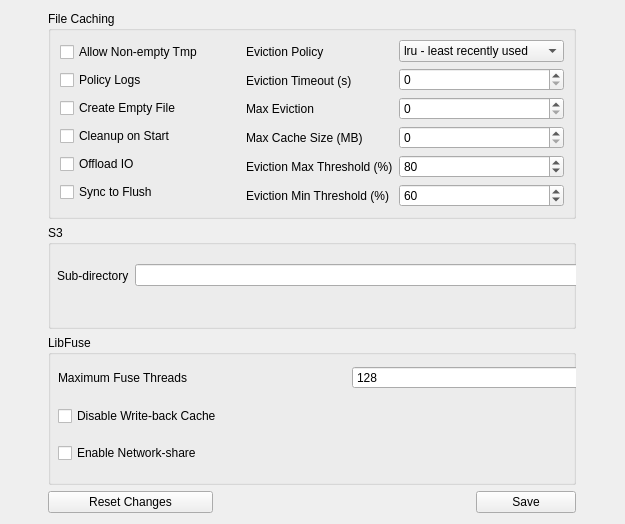
Above: gui/lyve_config_advanced.ui from Seagate/cloudfuse before the change. Below: the same form after it.
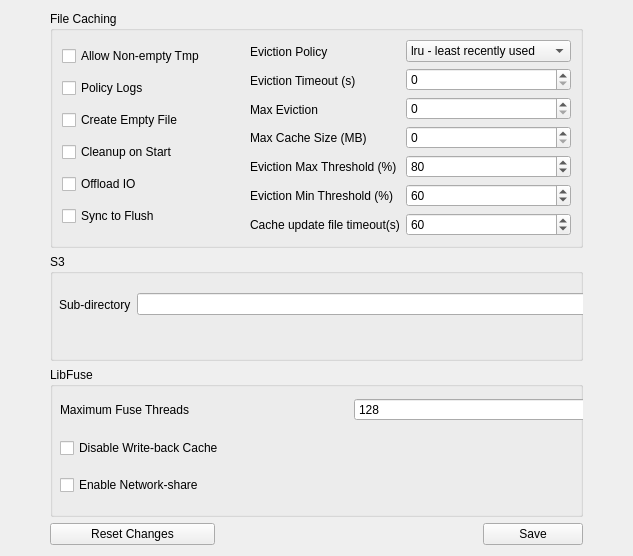
That is the form after the change.

Commit message: checkBox, azcommon attributes, add new settings

The edit to the form file:
```diff
--- a/gui/lyve_config_advanced.ui
+++ b/gui/lyve_config_advanced.ui
@@ -6,8 +6,8 @@
    <rect>
     <x>0</x>
     <y>0</y>
-    <width>625</width>
-    <height>524</height>
+    <width>633</width>
+    <height>556</height>
    </rect>
   </property>
   <property name="windowTitle">
@@ -208,6 +208,13 @@
             </property>
            </widget>
           </item>
+          <item>
+           <widget class="QLabel" name="label_3">
+            <property name="text">
+             <string>Cache update file timeout(s)</string>
+            </property>
+           </widget>
+          </item>
          </layout>
         </item>
         <item>
@@ -285,6 +292,19 @@
             </property>
            </widget>
           </item>
+          <item>
+           <widget class="QSpinBox" name="spinBox_fileCache_refreshSec">
+            <property name="maximum">
+             <number>4000</number>
+            </property>
+            <property name="singleStep">
+             <number>20</number>
+            </property>
+            <property name="value">
+             <number>60</number>
+            </property>
+           </widget>
+          </item>
          </layout>
         </item>
        </layout>
```
The commit also changes 7 other files.
